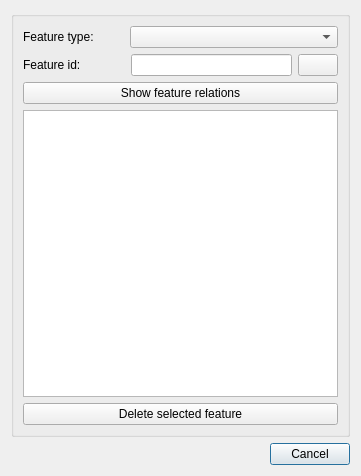
Giswater/giswater_qgis_plugin, file ui/delete_feature.ui: the form before one commit.
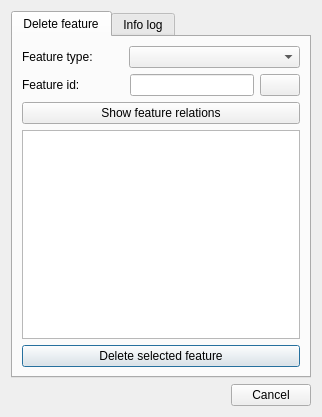
The form after the commit. Icons and pictures are not drawn.

Commit message: Enhancement: Show return for query delete feature into tab info log

Diff of the .ui file:
```diff
--- a/ui/delete_feature.ui
+++ b/ui/delete_feature.ui
@@ -6,40 +6,24 @@
    <rect>
     <x>0</x>
     <y>0</y>
-    <width>361</width>
-    <height>476</height>
+    <width>322</width>
+    <height>417</height>
    </rect>
   </property>
   <property name="windowTitle">
    <string>Delete Feature</string>
   </property>
-  <layout class="QGridLayout" name="gridLayout_3">
-   <item row="1" column="0">
-    <spacer name="horizontalSpacer">
-     <property name="orientation">
-      <enum>Qt::Horizontal</enum>
-     </property>
-     <property name="sizeHint" stdset="0">
-      <size>
-       <width>134</width>
-       <height>20</height>
-      </size>
-     </property>
-    </spacer>
-   </item>
-   <item row="1" column="1">
-    <widget class="QPushButton" name="btn_cancel">
-     <property name="text">
-      <string>Cancel</string>
-     </property>
-    </widget>
-   </item>
-   <item row="0" column="0" colspan="2">
-    <widget class="QGroupBox" name="groupBox">
-     <property name="title">
-      <string/>
-     </property>
      <layout class="QGridLayout" name="gridLayout">
+   <item row="0" column="0" colspan="2">
+    <widget class="QTabWidget" name="mainTab">
+     <property name="currentIndex">
+      <number>0</number>
+     </property>
+     <widget class="QWidget" name="tab_3">
+      <attribute name="title">
+       <string>Delete feature</string>
+      </attribute>
+      <layout class="QGridLayout" name="gridLayout_2">
       <item row="3" column="0">
        <widget class="QTextEdit" name="txt_infolog">
         <property name="enabled">
@@ -50,6 +34,50 @@
         </property>
        </widget>
       </item>
+       <item row="4" column="0">
+        <widget class="QPushButton" name="btn_delete">
+         <property name="text">
+          <string>Delete selected feature</string>
+         </property>
+        </widget>
+       </item>
+       <item row="0" column="0">
+        <layout class="QHBoxLayout" name="horizontalLayout_2">
+         <item>
+          <widget class="QLabel" name="label_feature_type">
+           <property name="text">
+            <string>Feature type:</string>
+           </property>
+          </widget>
+         </item>
+         <item>
+          <spacer name="horizontalSpacer_2">
+           <property name="orientation">
+            <enum>Qt::Horizontal</enum>
+           </property>
+           <property name="sizeType">
+            <enum>QSizePolicy::Fixed</enum>
+           </property>
+           <property name="sizeHint" stdset="0">
+            <size>
+             <width>30</width>
+             <height>20</height>
+            </size>
+           </property>
+          </spacer>
+         </item>
+         <item>
+          <widget class="QComboBox" name="feature_type">
+           <property name="sizePolicy">
+            <sizepolicy hsizetype="Expanding" vsizetype="Fixed">
+             <horstretch>0</horstretch>
+             <verstretch>0</verstretch>
+            </sizepolicy>
+           </property>
+          </widget>
+         </item>
+        </layout>
+       </item>
       <item row="2" column="0">
        <widget class="QPushButton" name="btn_relations">
         <property name="text">
@@ -98,55 +126,38 @@
         </item>
        </layout>
       </item>
+      </layout>
+     </widget>
+     <widget class="QWidget" name="tab_4">
+      <attribute name="title">
+       <string>Info log</string>
+      </attribute>
+      <layout class="QGridLayout" name="gridLayout_3">
       <item row="0" column="0">
-       <layout class="QHBoxLayout" name="horizontalLayout_2">
-        <item>
-         <widget class="QLabel" name="label_feature_type">
-          <property name="text">
-           <string>Feature type:</string>
-          </property>
-         </widget>
-        </item>
-        <item>
-         <spacer name="horizontalSpacer_2">
+        <widget class="QTextEdit" name="txt_infolog_delete"/>
+       </item>
+      </layout>
+     </widget>
+    </widget>
+   </item>
+   <item row="1" column="0">
+    <spacer name="horizontalSpacer">
           <property name="orientation">
            <enum>Qt::Horizontal</enum>
           </property>
-          <property name="sizeType">
-           <enum>QSizePolicy::Fixed</enum>
-          </property>
           <property name="sizeHint" stdset="0">
            <size>
-            <width>30</width>
+       <width>40</width>
             <height>20</height>
            </size>
           </property>
          </spacer>
         </item>
-        <item>
-         <widget class="QComboBox" name="feature_type">
-          <property name="sizePolicy">
-           <sizepolicy hsizetype="Expanding" vsizetype="Fixed">
-            <horstretch>0</horstretch>
-            <verstretch>0</verstretch>
-           </sizepolicy>
-          </property>
-         </widget>
-        </item>
-       </layout>
-      </item>
-      <item row="4" column="0">
-       <widget class="QPushButton" name="btn_delete">
+   <item row="1" column="1">
+    <widget class="QPushButton" name="btn_cancel">
         <property name="text">
-         <string>Delete selected feature</string>
-        </property>
-       </widget>
-      </item>
-     </layout>
-     <zorder></zorder>
-     <zorder>btn_relations</zorder>
-     <zorder>txt_infolog</zorder>
-     <zorder>btn_delete</zorder>
+      <string>Cancel</string>
+     </property>
     </widget>
    </item>
   </layout>
```
Lines whose indentation alone changed are shown as unchanged. The commit also changes 1 other file.
